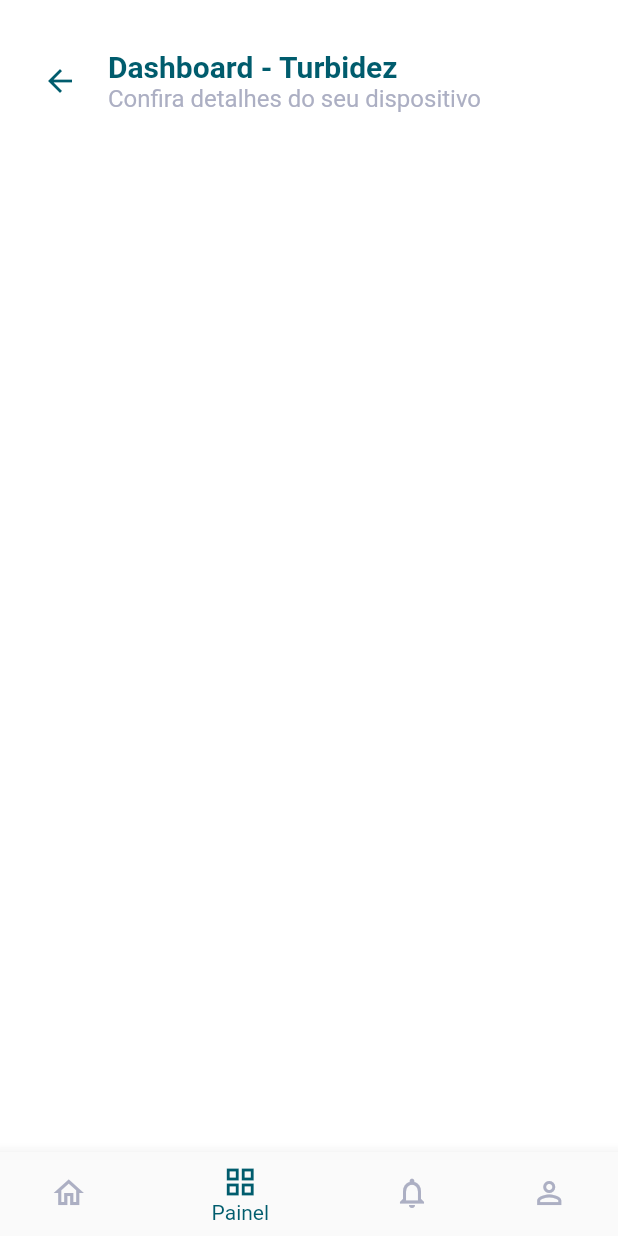
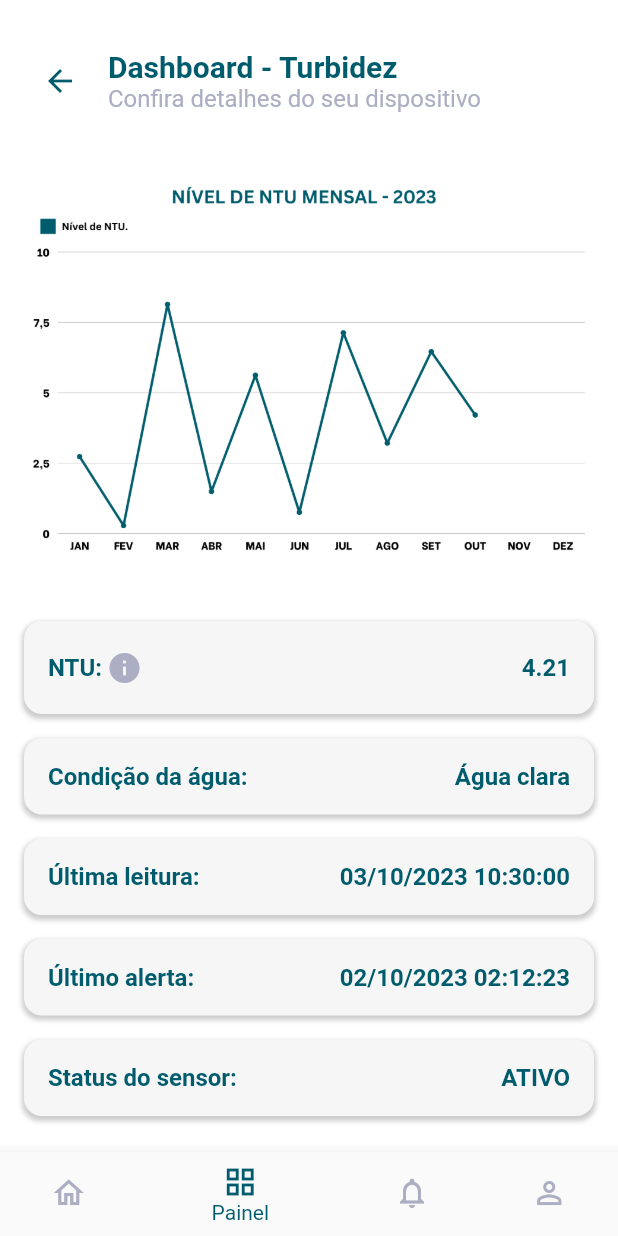
Before and after one commit to CaHaubt/AquaFatec, a Flutter app: the ModuleScreen screen opened directly with empty values, after a tap on "Turbidez", on a phone screen of 412 x 824 dp. Run offline on Flutter 3.47's test engine with Material 2 defaults, Android fonts, the phone set to English and light mode, and no system bars; our stand-ins replace shared_preferences; accounts and stored records are empty.

Commit message:
Formatado código de todas as telas, adicionado widget de caixa informativa, acrescentado widget na tela de Turbidez

```diff
--- a/lib/screens/about.dart
+++ b/lib/screens/about.dart
@@ -62,9 +62,9 @@ class AboutScreen extends StatelessWidget {
                 Navigator.pushNamed(context, '/third_party_notices');
               },
             ),
-              ],
-            ),
+          ],
         ),
+      ),
       bottomNavigationBar: BottomNavBar(
         currentIndex: 3, // Defina o índice correto para esta tela
         onTap: (menu) {
--- a/lib/screens/loading.dart
+++ b/lib/screens/loading.dart
@@ -26,9 +26,11 @@ class LoadingScreen extends StatelessWidget {
                 width: 200,
                 height: 200,
               ),
-              const SizedBox(height: 20.0), // Espaço entre a imagem e a animação
+              const SizedBox(height: 20.0),
+              // Espaço entre a imagem e a animação
               CircularProgressIndicator(
-                valueColor: AlwaysStoppedAnimation<Color>(Colors.blue), // Cor da animação
+                valueColor: AlwaysStoppedAnimation<Color>(
+                    Colors.blue), // Cor da animação
               ),
             ],
           ),
--- a/lib/screens/module.dart
+++ b/lib/screens/module.dart
@@ -4,6 +4,7 @@ import '/widgets/appbar.dart';
 import '/widgets/colors.dart';
 import 'package:intl/intl.dart';
 import 'settings/alimentador_edit.dart';
+import 'package:aquafatec/widgets/exclamationBox.dart';
 
 class ModuleScreen extends StatefulWidget {
   final String moduleName;
@@ -56,9 +57,16 @@ class _ModuleScreenState extends State<ModuleScreen> {
 
     String lastOxygenCheck = '';
 
-    if (widget.moduleName == 'Nível d\'água') {
+    if (widget.moduleName == 'Oxigênio') {
       final currentDate = DateTime.now();
       lastOxygenCheck = DateFormat('dd/MM/yyyy HH:mm:ss').format(currentDate);
+    }
+
+    String lastNTUCheck = '';
+
+    if (widget.moduleName == 'Turbidez') {
+      final currentDate = DateTime.now();
+      lastNTUCheck = DateFormat('dd/MM/yyyy HH:mm:ss').format(currentDate);
     }
 
     return Scaffold(
@@ -78,7 +86,8 @@ class _ModuleScreenState extends State<ModuleScreen> {
           children: [
             if (widget.moduleName == 'pH') ...{
               Hero(
-                tag: 'ph_image', // Tag correspondente à imagem da tela HomeScreen
+                tag: 'ph_image',
+                // Tag correspondente à imagem da tela HomeScreen
                 child: Image.asset(
                   'assets/ph_mensal.png',
                   width: double.infinity,
@@ -90,10 +99,10 @@ class _ModuleScreenState extends State<ModuleScreen> {
               _buildInfoBox('Última leitura:', formattedDate, fontSize: 16),
               _buildInfoBox('Valor da leitura:', '7,8', fontSize: 16),
               _buildInfoBox('Status do sensor:', 'ATIVO', fontSize: 16),
-            } else if (widget.moduleName == 'Alimentador') ...
-            {
+            } else if (widget.moduleName == 'Alimentador') ...{
               Hero(
-                tag: 'alimentador_image', // Tag correspondente à imagem da tela HomeScreen
+                tag: 'alimentador_image',
+                // Tag correspondente à imagem da tela HomeScreen
                 child: Image.asset(
                   'assets/arraçoamento_mensal.png',
                   fit: BoxFit.fill,
@@ -103,15 +112,19 @@ class _ModuleScreenState extends State<ModuleScreen> {
                 ),
               ),
               const SizedBox(height: 10),
-              _buildInfoBox('Quantidade de peixes:', widget.quantidadeDePeixes, fontSize: 16),
-              _buildInfoBox('Quantidade (em gramas) por peixe:', widget.quantidadePorPeixe, fontSize: 16),
-              _buildInfoBox('Último arraçoamento:', lastFeedingDate, fontSize: 16),
+              _buildInfoBox('Quantidade de peixes:', widget.quantidadeDePeixes,
+                  fontSize: 16),
+              _buildInfoBox('Quantidade (em gramas) por peixe:',
+                  widget.quantidadePorPeixe,
+                  fontSize: 16),
+              _buildInfoBox('Último arraçoamento:', lastFeedingDate,
+                  fontSize: 16),
               _buildInfoBox('Status do alimentador:', 'ATIVO', fontSize: 16),
               const SizedBox(height: 16),
-            } else if (widget.moduleName == 'Nível d\'água') ...
-            {
+            } else if (widget.moduleName == 'Nível d\'água') ...{
               Hero(
-                tag: 'nivelAgua_image',// Tag correspondente à imagem da tela HomeScreen
+                tag: 'nivelAgua_image',
+                // Tag correspondente à imagem da tela HomeScreen
                 child: Image.asset(
                   'assets/niveldagua_mensal.png',
                   width: 500,
@@ -120,26 +133,54 @@ class _ModuleScreenState extends State<ModuleScreen> {
                 ),
               ),
               const SizedBox(height: 10),
-              _buildInfoBox('Nível d\'água atual no container:', '83%', fontSize: 16),
+              _buildInfoBox('Nível d\'água atual no container:', '83%',
+                  fontSize: 16),
               _buildInfoBox('Última leitura:', lastWaterCheck, fontSize: 16),
-              _buildInfoBox('Último alerta:', '05/10/2023 14:34:12', fontSize: 16),
+              _buildInfoBox('Último alerta:', '05/10/2023 14:34:12',
+                  fontSize: 16),
               _buildInfoBox('Status do bombeamento:', 'ATIVO', fontSize: 16),
               const SizedBox(height: 16),
-            } else if (widget.moduleName == 'Oxigênio') ...
-            {
+            } else if (widget.moduleName == 'Oxigênio') ...{
               Hero(
-                tag: 'oxigenio_image',// Tag correspondente à imagem da tela HomeScreen
+                tag: 'oxigenio_image',
+                // Tag correspondente à imagem da tela HomeScreen
                 child: Image.asset(
                   'assets/oxigenio_mensal.png',
-                  width: 500,
+                  width: 350,
                   height: 300,
                   alignment: Alignment.center,
                 ),
               ),
               const SizedBox(height: 10),
-              _buildInfoBox('Nível de O.D.(Oxigenio Dissolvido):', '7 mg/L', fontSize: 16),
+              _buildInfoBox('Nível de O.D.(Oxigenio Dissolvido):', '7 mg/L',
+                  fontSize: 16),
               _buildInfoBox('Última leitura:', lastOxygenCheck, fontSize: 16),
-              _buildInfoBox('Último alerta:', '13/06/2023 05:42:35', fontSize: 16),
+              _buildInfoBox('Último alerta:', '13/06/2023 05:42:35',
+                  fontSize: 16),
+              _buildInfoBox('Status do sensor:', 'ATIVO', fontSize: 16),
+              const SizedBox(height: 16),
+            } else if (widget.moduleName == 'Turbidez') ...{
+              Hero(
+                tag: 'turbidez_image',
+                // Tag correspondente à imagem da tela HomeScreen
+                child: Image.asset(
+                  'assets/turbidez_mensal.png',
+                  width: 350,
+                  height: 300,
+                  alignment: Alignment.center,
+                ),
+              ),
+              const SizedBox(height: 10),
+              ExclamationBox(
+                label: "NTU:",
+                value: "4.21",
+                fontSize: 16.0,
+                additionalText: "NTU (Nephelometric Turbidity Unit) é a unidade de medida da turbidez, indicando a quantidade de partículas em suspensão em um líquido.\nNo entanto, em geral, uma faixa de turbidez ideal para a maioria dos peixes em sistemas de aquaponia é de 10 NTU ou menos.\n\nValores de referência:\n0 - 5 = Água clara\n5 - 10 = Água levemente turva\nAcima de 10 = Água muito turva",
+              ),
+              _buildInfoBox('Condição da água:', 'Água clara', fontSize: 16),
+              _buildInfoBox('Última leitura:', lastNTUCheck, fontSize: 16),
+              _buildInfoBox('Último alerta:', '02/10/2023 02:12:23',
+                  fontSize: 16),
               _buildInfoBox('Status do sensor:', 'ATIVO', fontSize: 16),
               const SizedBox(height: 16),
             }
--- a/lib/screens/register.dart
+++ b/lib/screens/register.dart
@@ -138,7 +138,6 @@ class _CadastroScreenState extends State<CadastroScreen> {
                   'Voltar para o login',
                   style: TextStyle(
                     fontWeight: FontWeight.bold,
-
                   ),
                 ),
               ),
--- a/lib/screens/welcome.dart
+++ b/lib/screens/welcome.dart
@@ -47,7 +47,8 @@ class WelcomeScreen extends StatelessWidget {
                 shape: RoundedRectangleBorder(
                   borderRadius: BorderRadius.circular(12.0),
                 ),
-                padding: const EdgeInsets.symmetric(vertical: 16.0, horizontal: 32.0),
+                padding: const EdgeInsets.symmetric(
+                    vertical: 16.0, horizontal: 32.0),
               ),
               child: Text(
                 'Começar',
--- /dev/null
+++ b/lib/widgets/exclamationBox.dart
@@ -0,0 +1,108 @@
+import 'package:aquafatec/widgets/colors.dart';
+import 'package:flutter/material.dart';
+
+class ExclamationBox extends StatelessWidget {
+  final String label;
+  final String value;
+  final double fontSize; // Tamanho da fonte do título
+  final String additionalText;
+
+  ExclamationBox({
+    required this.label,
+    required this.value,
+    this.fontSize = 16.0,
+    this.additionalText = "",
+  });
+
+  @override
+  Widget build(BuildContext context) {
+    return Container(
+      margin: const EdgeInsets.symmetric(vertical: 8.0),
+      padding: const EdgeInsets.all(16),
+      decoration: BoxDecoration(
+        borderRadius: BorderRadius.circular(12),
+        color: MyColors.containerButton, // Cor de fundo personalizada
+        boxShadow: [
+          BoxShadow(
+            color: Colors.black.withOpacity(0.2),
+            spreadRadius: 1,
+            blurRadius: 2,
+            offset: Offset(0, 2),
+          ),
+        ],
+      ),
+      child: Row(
+        mainAxisAlignment: MainAxisAlignment.start,
+        children: [
+          Text(
+            label,
+            style: TextStyle(
+              fontSize: fontSize,
+              fontWeight: FontWeight.bold,
+              color: MyColors.color3, // Cor do texto personalizada
+            ),
+          ),
+          GestureDetector(
+            onTap: () {
+              _showDetails(context);
+            },
+            child: Container(
+              width: 30,
+              height: 30,
+              decoration: BoxDecoration(
+                shape: BoxShape.circle,
+              ),
+              child: Center(
+                child: Icon(
+                  Icons.info, // Ícone "i" para informações
+                  color: MyColors.color1, // Cor do ícone "i"
+                ),
+              ),
+            ),
+          ),
+          SizedBox(width: 8),
+          Expanded(
+            child: Text(
+              value,
+              style: TextStyle(
+                fontSize: fontSize, // Tamanho da fonte do valor
+                fontWeight: FontWeight.bold,
+                color: MyColors.color3, // Cor do texto personalizada
+              ),
+              textAlign: TextAlign.end,
+            ),
+          ),
+        ],
+      ),
+    );
+  }
+
+  void _showDetails(BuildContext context) {
+    showDialog(
+      context: context,
+      builder: (BuildContext context) {
+        return AlertDialog(
+          title: Text(
+            "O que significa?",
+            style: TextStyle(
+              fontSize: fontSize - 1, // Reduz a fonte do título
+              fontWeight: FontWeight.bold,
+            ),
+          ),
+          content: Text(
+            additionalText,
+            style: TextStyle(fontSize: fontSize - 4),
+          ),
+          actions: [
+            TextButton(
+              onPressed: () {
+                Navigator.of(context).pop();
+              },
+              child: Text("Fechar"),
+            ),
+          ],
+        );
+      },
+    );
+  }
+}
--- a/pubspec.yaml
+++ b/pubspec.yaml
@@ -32,7 +32,7 @@ dependencies:
   flutter:
     sdk: flutter
   intl: ^0.18.1
-  responsive_builder: ^0.7.0
+  flutter_icons: ^1.1.0
 
 
   # The following adds the Cupertino Icons font to your application.
@@ -64,6 +64,7 @@ flutter:
 
   # To add assets to your application, add an assets section, like this:
   assets:
+    - assets/turbidez_mensal.png
     - assets/oxigenio_mensal.png
     - assets/niveldagua_mensal.png
     - assets/arraçoamento_mensal.png
```
Also changed, not shown: lib/screens/notifications.dart (+12 -7 lines), lib/screens/profile.dart (+17 -12 lines), lib/screens/settings/alimentador_edit.dart (+10 -5 lines), lib/screens/settings/manage_profile.dart (+38 -18 lines), lib/widgets/appbar.dart (+6 -3 lines), assets/turbidez_mensal.png (added). Lines whose indentation alone changed are shown as unchanged.
